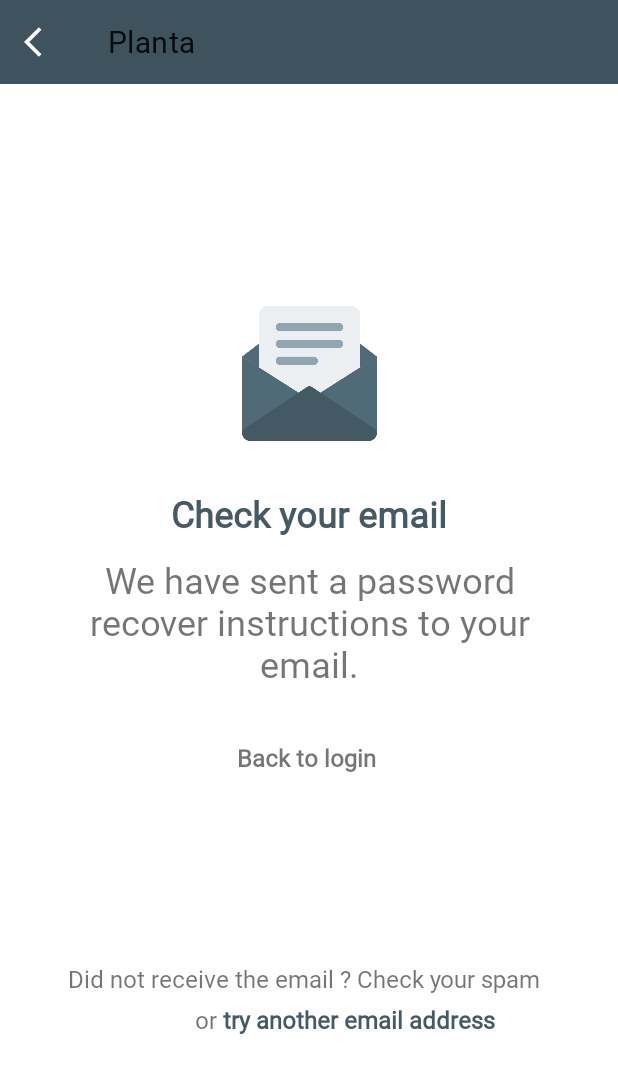
After one commit to fatimad8/Planta, an Android app: the fragment InstructionFragment placed in its activity, on a phone screen of 412 x 824 dp. The commit adds this screen. Shown: the top 1073 px of the screen. Run offline under Robolectric (Android 15) with nearby library versions, the phone set to English and light mode, and no system bars.

Commit message:
forget Password

```diff
--- a/app/build.gradle
+++ b/app/build.gradle
@@ -45,6 +45,7 @@ dependencies {
     implementation 'androidx.constraintlayout:constraintlayout:2.1.2'
     implementation 'com.google.firebase:firebase-auth-ktx:21.0.1'
     implementation 'com.google.firebase:firebase-firestore-ktx:24.0.0'
+    implementation 'androidx.legacy:legacy-support-v4:1.0.0'
     testImplementation 'junit:junit:4.+'
     androidTestImplementation 'androidx.test.ext:junit:1.1.3'
     androidTestImplementation 'androidx.test.espresso:espresso-core:3.4.0'
--- a/app/src/main/AndroidManifest.xml
+++ b/app/src/main/AndroidManifest.xml
@@ -10,6 +10,12 @@
         android:roundIcon="@mipmap/ic_launcher_round"
         android:supportsRtl="true"
         android:theme="@style/Theme.Planta">
+        <activity
+            android:name=".view.forgetPassword.forgetPassActivity"
+            android:exported="false" />
+        <activity
+            android:name=".view.forgetPassword.ForgetPassActivity"
+            android:exported="false" />
         <activity
             android:name=".view.register.RegisterActivity"
             android:exported="false" />
--- /dev/null
+++ b/app/src/main/java/com/example/planta/view/forgetPassword/InstructionFragment.kt
@@ -0,0 +1,39 @@
+package com.example.planta.view.forgetPassword
+
+import android.content.Intent
+import android.os.Bundle
+import androidx.fragment.app.Fragment
+import android.view.LayoutInflater
+import android.view.View
+import android.view.ViewGroup
+import android.widget.TextView
+import com.example.planta.R
+import com.example.planta.view.login.LoginActivity
+
+class InstructionFragment : Fragment() {
+
+
+    override fun onCreateView(
+        inflater: LayoutInflater, container: ViewGroup?,
+        savedInstanceState: Bundle?
+    ): View? {
+        // Inflate the layout for this fragment
+        var v=  inflater.inflate(R.layout.fragment_instruction, container, false)
+        var back = v.findViewById<TextView>(R.id.textViewBack)
+        var tryagin= v.findViewById<TextView>(R.id.textViewTryAgain)
+
+        back.setOnClickListener {
+            startActivity(Intent(context,LoginActivity::class.java))
+        }
+
+        tryagin.setOnClickListener {
+            startActivity(Intent(context,forgetPassActivity::class.java))
+        }
+
+        return v
+    }
+
+    companion object {
+
+    }
+}
--- /dev/null
+++ b/app/src/main/java/com/example/planta/view/forgetPassword/ResetFragment.kt
@@ -0,0 +1,63 @@
+package com.example.planta.view.forgetPassword
+
+import android.os.Bundle
+import androidx.fragment.app.Fragment
+import android.view.LayoutInflater
+import android.view.View
+import android.view.ViewGroup
+import android.widget.Button
+import android.widget.EditText
+import android.widget.Toast
+import androidx.activity.viewModels
+import androidx.fragment.app.FragmentTransaction
+import androidx.fragment.app.viewModels
+import com.example.planta.R
+import com.example.planta.view.login.loginViewModel
+
+// TODO: Rename parameter arguments, choose names that match
+// the fragment initialization parameters, e.g. ARG_ITEM_NUMBER
+private const val ARG_PARAM1 = "param1"
+private const val ARG_PARAM2 = "param2"
+
+/**
+ * A simple [Fragment] subclass.
+ * Use the [ResetFragment.newInstance] factory method to
+ * create an instance of this fragment.
+ */
+class ResetFragment : Fragment() {
+
+
+    override fun onCreateView(
+        inflater: LayoutInflater, container: ViewGroup?,
+        savedInstanceState: Bundle?
+    ): View? {
+        // Inflate the layout for this fragment
+        val vm: loginViewModel by viewModels()
+
+        var v = inflater.inflate(R.layout.fragment_reset, container, false)
+        val email = v.findViewById<EditText>(R.id.editTextRestEmail)
+        val sendButton = v.findViewById<Button>(R.id.buttonSend)
+        val instruction = InstructionFragment()
+        val supportFragmentManager = activity?.supportFragmentManager?.beginTransaction()
+
+
+        sendButton.setOnClickListener {
+            vm.resetPassword(email.text.toString())
+                .observe(this, {
+                    if (it) {
+                        supportFragmentManager
+                            ?.replace(R.id.mFrameLayout, instruction)?.commit()
+                    } else {
+                        Toast.makeText(context, "Failed to sent", Toast.LENGTH_SHORT).show()
+                    }
+                })
+        }
+
+
+        return v
+    }
+
+    companion object {
+
+    }
+}
--- /dev/null
+++ b/app/src/main/java/com/example/planta/view/forgetPassword/forgetPassActivity.kt
@@ -0,0 +1,40 @@
+package com.example.planta.view.forgetPassword
+
+import androidx.appcompat.app.AppCompatActivity
+import android.os.Bundle
+import android.widget.Button
+import android.widget.EditText
+import android.widget.Toast
+import android.widget.Toolbar
+import androidx.activity.viewModels
+import com.example.planta.R
+import com.example.planta.view.login.loginViewModel
+
+class forgetPassActivity : AppCompatActivity() {
+    override fun onCreate(savedInstanceState: Bundle?) {
+        super.onCreate(savedInstanceState)
+        setContentView(R.layout.activity_forget_pass2)
+
+
+
+        val mToolbar = findViewById<androidx.appcompat.widget.Toolbar>(R.id.mtoolbar)
+
+        val restPass=ResetFragment()
+
+
+        mToolbar.setNavigationOnClickListener {
+            finish()
+        }
+
+        setSupportActionBar(mToolbar)
+
+        supportFragmentManager.beginTransaction()
+            .replace(R.id.mFrameLayout,restPass)
+            .commit()
+
+
+
+
+
+    }
+}
--- a/app/src/main/java/com/example/planta/view/register/RegisterActivity.kt
+++ b/app/src/main/java/com/example/planta/view/register/RegisterActivity.kt
@@ -29,7 +29,7 @@ class RegisterActivity : AppCompatActivity() {
             vm.register(fname.text.toString(),email.text.toString(),pass.text.toString())
                 .observe(this,{
                     if(it){
-                        startActivity(Intent(this, MainActivity::class.java))
+                        startActivity(Intent(this, LoginActivity::class.java))
                         Toast.makeText(this,"Register Success", Toast.LENGTH_LONG).show()
                     }else{
                         Toast.makeText(this, "Register Failed", Toast.LENGTH_SHORT).show()
--- /dev/null
+++ b/app/src/main/res/drawable/ic_baseline_arrow_back_ios_24.xml
@@ -0,0 +1,5 @@
+<vector android:autoMirrored="true" android:height="24dp"
+    android:tint="#FFFFFF" android:viewportHeight="24"
+    android:viewportWidth="24" android:width="24dp" xmlns:android="http://schemas.android.com/apk/res/android">
+    <path android:fillColor="@android:color/white" android:pathData="M11.67,3.87L9.9,2.1 0,12l9.9,9.9 1.77,-1.77L3.54,12z"/>
+</vector>
--- /dev/null
+++ b/app/src/main/res/layout/activity_forget_pass2.xml
@@ -0,0 +1,32 @@
+<?xml version="1.0" encoding="utf-8"?>
+<androidx.constraintlayout.widget.ConstraintLayout xmlns:android="http://schemas.android.com/apk/res/android"
+    xmlns:app="http://schemas.android.com/apk/res-auto"
+    xmlns:tools="http://schemas.android.com/tools"
+    android:layout_width="match_parent"
+    android:layout_height="match_parent"
+    tools:context=".view.forgetPassword.forgetPassActivity">
+
+    <androidx.appcompat.widget.Toolbar
+        android:id="@+id/mtoolbar"
+        android:layout_width="0dp"
+        android:layout_height="wrap_content"
+        android:background="?attr/colorPrimary"
+        android:minHeight="?attr/actionBarSize"
+        android:theme="?attr/actionBarTheme"
+        app:layout_constraintEnd_toEndOf="parent"
+        app:layout_constraintStart_toStartOf="parent"
+        app:layout_constraintTop_toTopOf="parent"
+        app:navigationIcon="@drawable/ic_baseline_arrow_back_ios_24" />
+
+    <FrameLayout
+        android:id="@+id/mFrameLayout"
+        android:layout_width="0dp"
+        android:layout_height="0dp"
+        app:layout_constraintBottom_toBottomOf="parent"
+        app:layout_constraintEnd_toEndOf="parent"
+        app:layout_constraintStart_toStartOf="parent"
+        app:layout_constraintTop_toBottomOf="@+id/mtoolbar">
+
+    </FrameLayout>
+
+</androidx.constraintlayout.widget.ConstraintLayout>
--- a/app/src/main/res/layout/activity_login.xml
+++ b/app/src/main/res/layout/activity_login.xml
@@ -69,15 +69,15 @@
 
     <ImageView
         android:id="@+id/imageView3"
-        android:layout_width="284dp"
-        android:layout_height="152dp"
+        android:layout_width="220dp"
+        android:layout_height="130dp"
         android:layout_marginStart="16dp"
         android:layout_marginTop="92dp"
         android:layout_marginEnd="16dp"
         app:layout_constraintEnd_toEndOf="parent"
         app:layout_constraintStart_toStartOf="parent"
         app:layout_constraintTop_toTopOf="parent"
-        app:srcCompat="@drawable/planta_logo" />
+        app:srcCompat="@drawable/planta_logo2" />
 
     <TextView
         android:id="@+id/textViewForgetPass"
--- /dev/null
+++ b/app/src/main/res/layout/fragment_instruction.xml
@@ -0,0 +1,101 @@
+<?xml version="1.0" encoding="utf-8"?>
+<androidx.constraintlayout.widget.ConstraintLayout xmlns:android="http://schemas.android.com/apk/res/android"
+    xmlns:app="http://schemas.android.com/apk/res-auto"
+    xmlns:tools="http://schemas.android.com/tools"
+    android:id="@+id/frameLayout"
+    android:layout_width="match_parent"
+    android:layout_height="match_parent"
+    tools:context=".view.forgetPassword.InstructionFragment">
+
+    <ImageView
+        android:id="@+id/imageView2"
+        android:layout_width="90dp"
+        android:layout_height="90dp"
+        android:layout_marginStart="16dp"
+        android:layout_marginTop="148dp"
+        android:layout_marginEnd="16dp"
+        android:src="@drawable/email_2"
+        app:layout_constraintEnd_toEndOf="parent"
+        app:layout_constraintStart_toStartOf="parent"
+        app:layout_constraintTop_toTopOf="parent" />
+
+    <TextView
+        android:id="@+id/textView6"
+        android:layout_width="wrap_content"
+        android:layout_height="wrap_content"
+        android:layout_marginStart="16dp"
+        android:layout_marginTop="32dp"
+        android:layout_marginEnd="16dp"
+        android:text="Check your email"
+        android:textColor="#455A64"
+        android:textSize="24sp"
+        android:textStyle="bold"
+        app:layout_constraintEnd_toEndOf="parent"
+        app:layout_constraintStart_toStartOf="parent"
+        app:layout_constraintTop_toBottomOf="@+id/imageView2" />
+
+    <TextView
+        android:id="@+id/textView7"
+        android:layout_width="347dp"
+        android:layout_height="84dp"
+        android:layout_marginStart="16dp"
+        android:layout_marginTop="11dp"
+        android:layout_marginEnd="16dp"
+        android:text="We have sent a password recover instructions to your email."
+        android:textAlignment="center"
+        android:textSize="24sp"
+        app:layout_constraintEnd_toEndOf="parent"
+        app:layout_constraintStart_toStartOf="parent"
+        app:layout_constraintTop_toBottomOf="@+id/textView6" />
+
+    <TextView
+        android:id="@+id/textView8"
+        android:layout_width="321dp"
+        android:layout_height="23dp"
+        android:layout_marginStart="16dp"
+        android:layout_marginTop="125dp"
+        android:layout_marginEnd="16dp"
+        android:text="Did not receive the email ? Check your spam filter,"
+        android:textSize="16sp"
+        app:layout_constraintEnd_toEndOf="parent"
+        app:layout_constraintStart_toStartOf="parent"
+        app:layout_constraintTop_toBottomOf="@+id/textViewBack" />
+
+    <TextView
+        android:id="@+id/textViewTryAgain"
+        android:layout_width="wrap_content"
+        android:layout_height="wrap_content"
+        android:layout_marginStart="4dp"
+        android:layout_marginTop="4dp"
+        android:text="try another email address"
+        android:textColor="#455A64"
+        android:textSize="16sp"
+        android:textStyle="bold"
+        app:layout_constraintStart_toEndOf="@+id/textView10"
+        app:layout_constraintTop_toBottomOf="@+id/textView8" />
+
+    <TextView
+        android:id="@+id/textView10"
+        android:layout_width="wrap_content"
+        android:layout_height="wrap_content"
+        android:layout_marginStart="130dp"
+        android:layout_marginTop="4dp"
+        android:text="or"
+        android:textSize="16sp"
+        app:layout_constraintStart_toStartOf="parent"
+        app:layout_constraintTop_toBottomOf="@+id/textView8" />
+
+    <TextView
+        android:id="@+id/textViewBack"
+        android:layout_width="wrap_content"
+        android:layout_height="wrap_content"
+        android:layout_marginStart="16dp"
+        android:layout_marginTop="40dp"
+        android:layout_marginEnd="16dp"
+        android:text="Back to login "
+        android:textSize="16sp"
+        android:textStyle="bold"
+        app:layout_constraintEnd_toEndOf="parent"
+        app:layout_constraintStart_toStartOf="parent"
+        app:layout_constraintTop_toBottomOf="@+id/textView7" />
+</androidx.constraintlayout.widget.ConstraintLayout>
--- a/app/src/main/res/values/strings.xml
+++ b/app/src/main/res/values/strings.xml
@@ -1,3 +1,5 @@
 <resources>
     <string name="app_name">Planta</string>
+    <!-- TODO: Remove or change this placeholder text -->
+    <string name="hello_blank_fragment">Hello blank fragment</string>
 </resources>
```
Also changed, not shown: app/src/main/java/com/example/planta/repository/UserRepository.kt (+18 -0 lines), app/src/main/java/com/example/planta/view/login/LoginActivity.kt (+24 -13 lines), app/src/main/java/com/example/planta/view/login/loginViewModel.kt (+14 -0 lines), app/src/main/res/layout/activity_forget_pass.xml (added, +9 -0 lines), app/src/main/res/layout/activity_register.xml (+7 -6 lines), app/src/main/res/layout/fragment_reset.xml (added, +76 -0 lines), app/src/main/res/drawable/email_2.png (added), app/src/main/res/drawable/planta2.png (added), app/src/main/res/drawable/planta_logo2.png (added).
